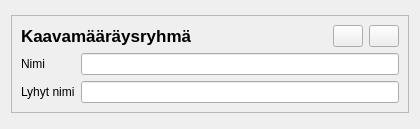
GispoCoding/arho-qgis-plugin, file arho_feature_template/gui/components/plan_regulation_group_widget.ui: the form before one commit.
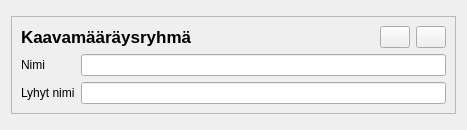
The form after the commit.

Commit message:
add different style and indicator labels for existing plan regulation groups
- add colored frame for regulation group widget when the group exists
- add link icon and linked feature count to regulation group when the group exists

```diff
--- a/arho_feature_template/gui/components/plan_regulation_group_widget.ui
+++ b/arho_feature_template/gui/components/plan_regulation_group_widget.ui
@@ -6,8 +6,8 @@
    <rect>
     <x>0</x>
     <y>0</y>
-    <width>420</width>
-    <height>129</height>
+    <width>467</width>
+    <height>130</height>
    </rect>
   </property>
   <property name="sizePolicy">
```
The commit also changes 4 other files.
